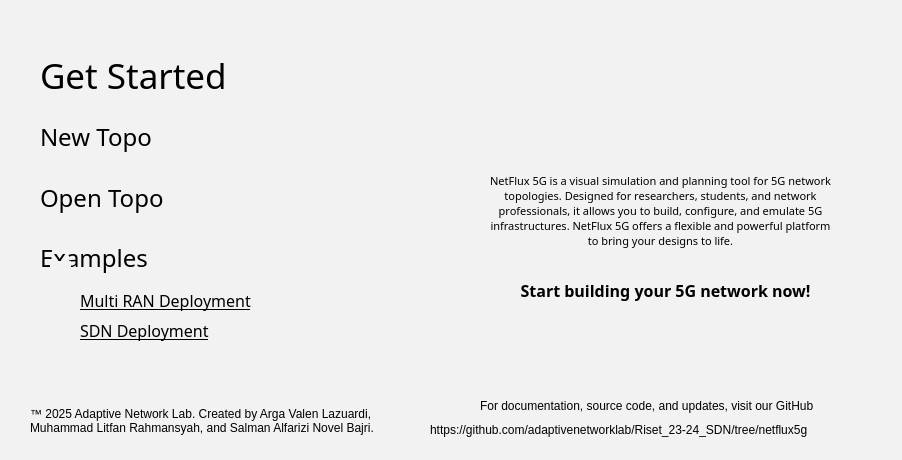
The window that netflux5g-editor/src/gui/ui/Welcome_Screen.ui (adaptivenetworklab/NetFlux5G) describes before a commit, drawn with Qt 5.
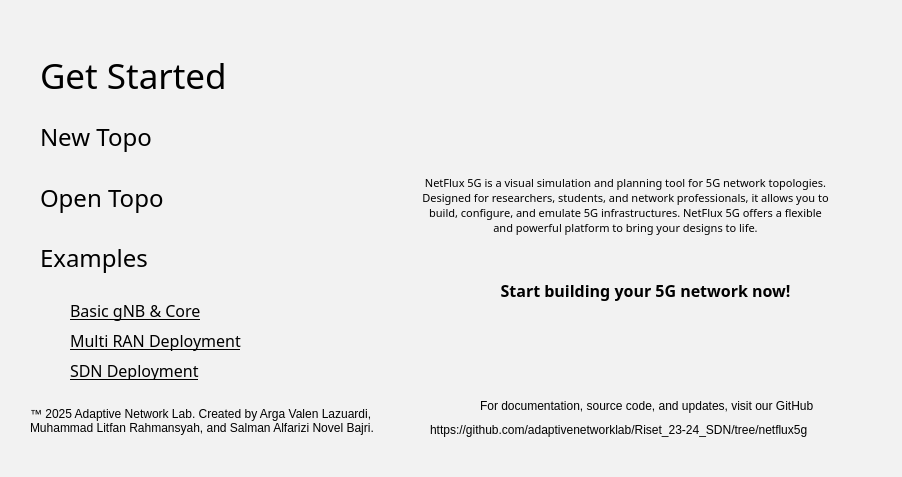
The same window after the commit. Icons and pictures are not drawn.

Commit message: fix welcome screen

Patch:
```diff
--- a/netflux5g-editor/src/gui/ui/Welcome_Screen.ui
+++ b/netflux5g-editor/src/gui/ui/Welcome_Screen.ui
@@ -7,7 +7,7 @@
     <x>0</x>
     <y>0</y>
     <width>902</width>
-    <height>460</height>
+    <height>477</height>
    </rect>
   </property>
   <property name="windowTitle">
@@ -39,8 +39,8 @@
    <widget class="QLabel" name="Examples_1">
     <property name="geometry">
      <rect>
-      <x>80</x>
-      <y>260</y>
+      <x>70</x>
+      <y>300</y>
       <width>191</width>
       <height>21</height>
      </rect>
@@ -114,8 +114,8 @@
    <widget class="QLabel" name="NetFluxLogo">
     <property name="geometry">
      <rect>
-      <x>480</x>
-      <y>60</y>
+      <x>450</x>
+      <y>50</y>
       <width>371</width>
       <height>81</height>
      </rect>
@@ -133,10 +133,10 @@
    <widget class="QLabel" name="Description">
     <property name="geometry">
      <rect>
-      <x>490</x>
+      <x>420</x>
       <y>150</y>
-      <width>341</width>
-      <height>121</height>
+      <width>411</width>
+      <height>111</height>
      </rect>
     </property>
     <property name="font">
@@ -158,9 +158,9 @@
    <widget class="QLabel" name="Start">
     <property name="geometry">
      <rect>
-      <x>480</x>
+      <x>450</x>
       <y>270</y>
-      <width>371</width>
+      <width>391</width>
       <height>41</height>
      </rect>
     </property>
@@ -182,8 +182,8 @@
    <widget class="QLabel" name="ExamplesIcon_1">
     <property name="geometry">
      <rect>
-      <x>50</x>
-      <y>261</y>
+      <x>40</x>
+      <y>301</y>
       <width>21</width>
       <height>20</height>
      </rect>
@@ -201,8 +201,8 @@
    <widget class="QLabel" name="Examples_2">
     <property name="geometry">
      <rect>
-      <x>80</x>
-      <y>290</y>
+      <x>70</x>
+      <y>330</y>
       <width>191</width>
       <height>21</height>
      </rect>
@@ -221,8 +221,8 @@
    <widget class="QLabel" name="ExamplesIcon_2">
     <property name="geometry">
      <rect>
-      <x>50</x>
-      <y>291</y>
+      <x>40</x>
+      <y>331</y>
       <width>21</width>
       <height>20</height>
      </rect>
@@ -240,8 +240,8 @@
    <widget class="QLabel" name="Examples_3">
     <property name="geometry">
      <rect>
-      <x>80</x>
-      <y>320</y>
+      <x>70</x>
+      <y>360</y>
       <width>191</width>
       <height>21</height>
      </rect>
@@ -260,8 +260,8 @@
    <widget class="QLabel" name="ExamplesIcon_3">
     <property name="geometry">
      <rect>
-      <x>50</x>
-      <y>321</y>
+      <x>40</x>
+      <y>361</y>
       <width>21</width>
       <height>20</height>
      </rect>
```
